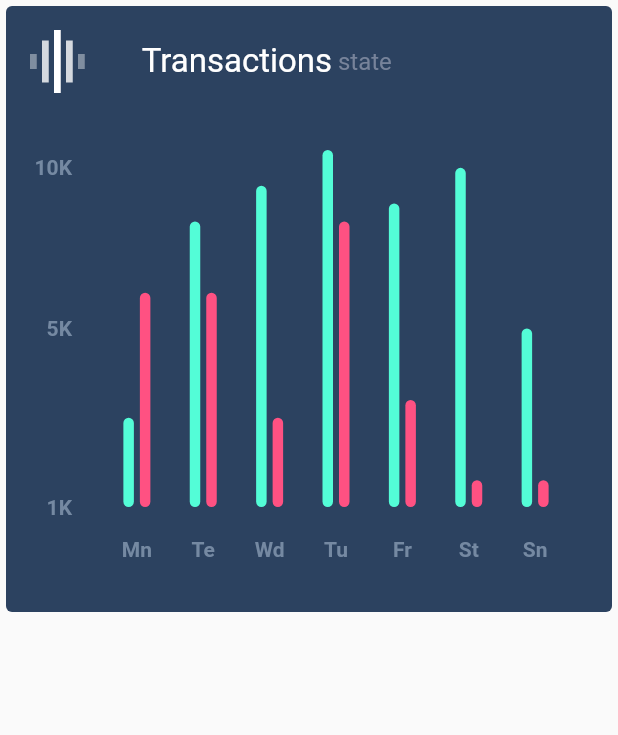
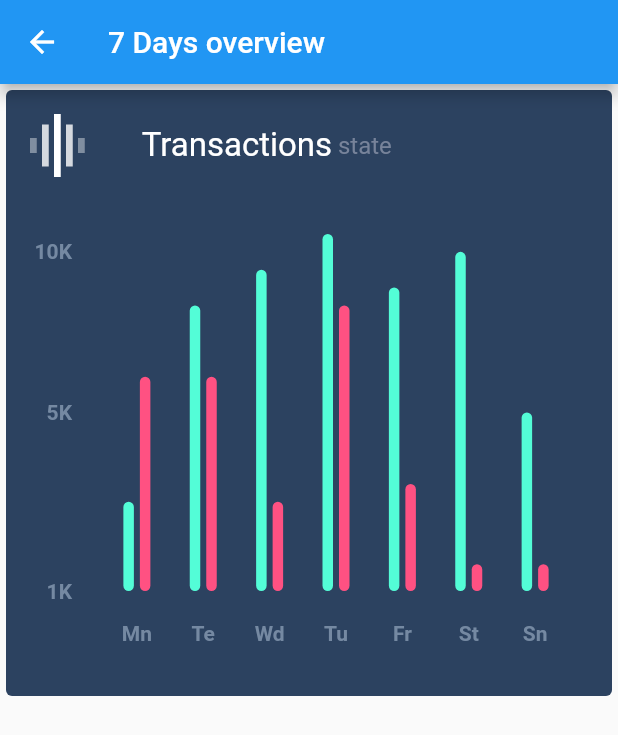
Before and after one commit to Petar81/Track-Bank-Expenses, a Flutter app: the DaysChart screen opened directly, on a phone screen of 412 x 824 dp. Shown: the top 735 px of the screen. Run offline on Flutter 3.47's test engine with Material 2 defaults, Android fonts, the phone set to English and light mode, and no system bars; drawn by our look-alikes of fl_chart; our stand-ins replace charts_flutter, firebase_core, firebase_database; accounts and stored records are empty.

Commit message:
wrap the DaysChart with the Scafold()

```diff
--- a/lib/screens/days_chart.dart
+++ b/lib/screens/days_chart.dart
@@ -46,7 +46,11 @@ class DaysChartState extends State<DaysChart> {
 
   @override
   Widget build(BuildContext context) {
-    return AspectRatio(
+    return Scaffold(
+      appBar: AppBar(
+        title: const Text('7 Days overview'),
+      ),
+      body: AspectRatio(
         aspectRatio: 1,
         child: Card(
           elevation: 0,
@@ -125,7 +129,8 @@ class DaysChartState extends State<DaysChart> {
                                         .length;
 
                                 showingBarGroups[touchedGroupIndex] =
-                                  showingBarGroups[touchedGroupIndex].copyWith(
+                                    showingBarGroups[touchedGroupIndex]
+                                        .copyWith(
                                   barRods: showingBarGroups[touchedGroupIndex]
                                       .barRods
                                       .map((rod) {
@@ -204,6 +209,7 @@ class DaysChartState extends State<DaysChart> {
             ),
           ),
         ),
+      ),
     );
   }
 
```
Lines whose indentation alone changed are shown as unchanged.
